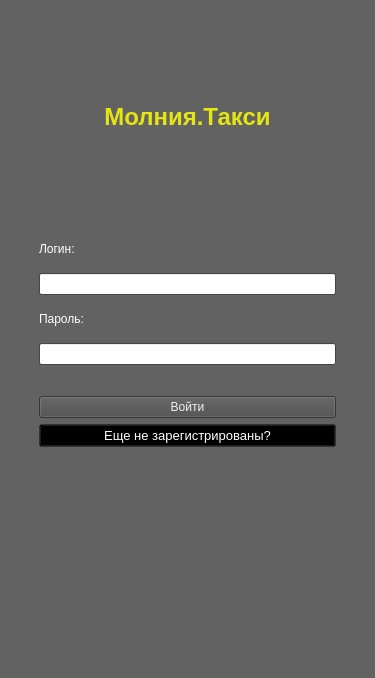
Qt form qt_ui/main.ui (plebey/maga_PI_kursovaya) before a commit.
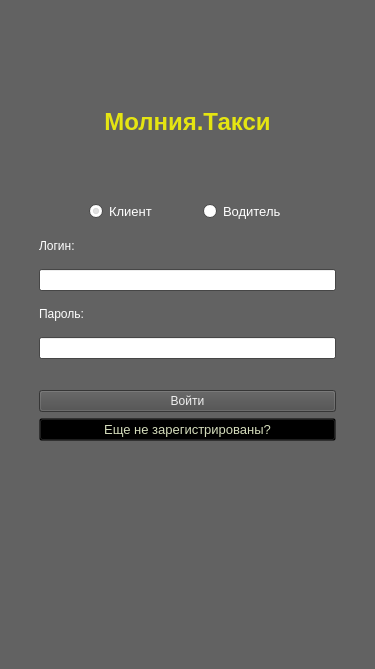
The same form after that commit.

Commit message: client without order start

The edit to the form file:
```diff
--- a/qt_ui/main.ui
+++ b/qt_ui/main.ui
@@ -7,7 +7,7 @@
     <x>0</x>
     <y>0</y>
     <width>375</width>
-    <height>678</height>
+    <height>669</height>
    </rect>
   </property>
   <property name="palette">
@@ -324,25 +324,219 @@
        </spacer>
       </item>
       <item>
-       <widget class="QLabel" name="label_4">
-        <property name="sizePolicy">
-         <sizepolicy hsizetype="Expanding" vsizetype="Preferred">
-          <horstretch>0</horstretch>
-          <verstretch>0</verstretch>
-         </sizepolicy>
-        </property>
-        <property name="font">
-         <font>
-          <pointsize>18</pointsize>
-         </font>
-        </property>
-        <property name="text">
-         <string>&lt;html&gt;&lt;head/&gt;&lt;body&gt;&lt;p align=&quot;center&quot;&gt;&lt;span style=&quot; font-weight:600; color:#e5e512;&quot;&gt;Молния.Такси&lt;/span&gt;&lt;/p&gt;&lt;/body&gt;&lt;/html&gt;</string>
-        </property>
-        <property name="alignment">
-         <set>Qt::AlignCenter</set>
-        </property>
-       </widget>
+       <layout class="QVBoxLayout" name="verticalLayout_4">
+        <item>
+         <spacer name="verticalSpacer_2">
+          <property name="orientation">
+           <enum>Qt::Vertical</enum>
+          </property>
+          <property name="sizeType">
+           <enum>QSizePolicy::Maximum</enum>
+          </property>
+          <property name="sizeHint" stdset="0">
+           <size>
+            <width>20</width>
+            <height>40</height>
+           </size>
+          </property>
+         </spacer>
+        </item>
+        <item>
+         <widget class="QLabel" name="label_4">
+          <property name="sizePolicy">
+           <sizepolicy hsizetype="Expanding" vsizetype="Preferred">
+            <horstretch>0</horstretch>
+            <verstretch>0</verstretch>
+           </sizepolicy>
+          </property>
+          <property name="font">
+           <font>
+            <pointsize>18</pointsize>
+           </font>
+          </property>
+          <property name="text">
+           <string>&lt;html&gt;&lt;head/&gt;&lt;body&gt;&lt;p align=&quot;center&quot;&gt;&lt;span style=&quot; font-weight:600; color:#e5e512;&quot;&gt;Молния.Такси&lt;/span&gt;&lt;/p&gt;&lt;/body&gt;&lt;/html&gt;</string>
+          </property>
+          <property name="alignment">
+           <set>Qt::AlignCenter</set>
+          </property>
+         </widget>
+        </item>
+        <item>
+         <layout class="QHBoxLayout" name="horizontalLayout_3">
+          <property name="sizeConstraint">
+           <enum>QLayout::SetDefaultConstraint</enum>
+          </property>
+          <item>
+           <widget class="QRadioButton" name="radioClient">
+            <property name="sizePolicy">
+             <sizepolicy hsizetype="Maximum" vsizetype="Fixed">
+              <horstretch>0</horstretch>
+              <verstretch>0</verstretch>
+             </sizepolicy>
+            </property>
+            <property name="palette">
+             <palette>
+              <active>
+               <colorrole role="WindowText">
+                <brush brushstyle="SolidPattern">
+                 <color alpha="255">
+                  <red>255</red>
+                  <green>255</green>
+                  <blue>255</blue>
+                 </color>
+                </brush>
+               </colorrole>
+               <colorrole role="Text">
+                <brush brushstyle="SolidPattern">
+                 <color alpha="255">
+                  <red>255</red>
+                  <green>255</green>
+                  <blue>255</blue>
+                 </color>
+                </brush>
+               </colorrole>
+               <colorrole role="PlaceholderText">
+                <brush brushstyle="SolidPattern">
+                 <color alpha="128">
+                  <red>255</red>
+                  <green>255</green>
+                  <blue>255</blue>
+                 </color>
+                </brush>
+               </colorrole>
+              </active>
+              <inactive>
+               <colorrole role="WindowText">
+                <brush brushstyle="SolidPattern">
+                 <color alpha="255">
+                  <red>255</red>
+                  <green>255</green>
+                  <blue>255</blue>
+                 </color>
+                </brush>
+               </colorrole>
+               <colorrole role="Text">
+                <brush brushstyle="SolidPattern">
+                 <color alpha="255">
+                  <red>255</red>
+                  <green>255</green>
+                  <blue>255</blue>
+                 </color>
+                </brush>
+               </colorrole>
+               <colorrole role="PlaceholderText">
+                <brush brushstyle="SolidPattern">
+                 <color alpha="128">
+                  <red>255</red>
+                  <green>255</green>
+                  <blue>255</blue>
+                 </color>
+                </brush>
+               </colorrole>
+              </inactive>
+              <disabled>
+               <colorrole role="WindowText">
+                <brush brushstyle="SolidPattern">
+                 <color alpha="255">
+                  <red>120</red>
+                  <green>120</green>
+                  <blue>120</blue>
+                 </color>
+                </brush>
+               </colorrole>
+               <colorrole role="Text">
+                <brush brushstyle="SolidPattern">
+                 <color alpha="255">
+                  <red>120</red>
+                  <green>120</green>
+                  <blue>120</blue>
+                 </color>
+                </brush>
+               </colorrole>
+               <colorrole role="PlaceholderText">
+                <brush brushstyle="SolidPattern">
+                 <color alpha="128">
+                  <red>0</red>
+                  <green>0</green>
+                  <blue>0</blue>
+                 </color>
+                </brush>
+               </colorrole>
+              </disabled>
+             </palette>
+            </property>
+            <property name="font">
+             <font>
+              <pointsize>10</pointsize>
+             </font>
+            </property>
+            <property name="text">
+             <string>Клиент</string>
+            </property>
+            <property name="checked">
+             <bool>true</bool>
+            </property>
+           </widget>
+          </item>
+          <item>
+           <widget class="QRadioButton" name="radioDriver">
+            <property name="sizePolicy">
+             <sizepolicy hsizetype="Maximum" vsizetype="Fixed">
+              <horstretch>0</horstretch>
+              <verstretch>0</verstretch>
+             </sizepolicy>
+            </property>
+            <property name="palette">
+             <palette>
+              <active>
+               <colorrole role="WindowText">
+                <brush brushstyle="SolidPattern">
+                 <color alpha="255">
+                  <red>255</red>
+                  <green>255</green>
+                  <blue>255</blue>
+                 </color>
+                </brush>
+               </colorrole>
+              </active>
+              <inactive>
+               <colorrole role="WindowText">
+                <brush brushstyle="SolidPattern">
+                 <color alpha="255">
+                  <red>255</red>
+                  <green>255</green>
+                  <blue>255</blue>
+                 </color>
+                </brush>
+               </colorrole>
+              </inactive>
+              <disabled>
+               <colorrole role="WindowText">
+                <brush brushstyle="SolidPattern">
+                 <color alpha="255">
+                  <red>120</red>
+                  <green>120</green>
+                  <blue>120</blue>
+                 </color>
+                </brush>
+               </colorrole>
+              </disabled>
+             </palette>
+            </property>
+            <property name="font">
+             <font>
+              <pointsize>10</pointsize>
+             </font>
+            </property>
+            <property name="text">
+             <string>Водитель</string>
+            </property>
+           </widget>
+          </item>
+         </layout>
+        </item>
+       </layout>
       </item>
       <item>
        <spacer name="horizontalSpacer_3">
@@ -407,7 +601,99 @@
          </widget>
         </item>
         <item>
-         <widget class="QLineEdit" name="lineEdit"/>
+         <widget class="QLineEdit" name="login_e">
+          <property name="palette">
+           <palette>
+            <active>
+             <colorrole role="WindowText">
+              <brush brushstyle="SolidPattern">
+               <color alpha="255">
+                <red>0</red>
+                <green>0</green>
+                <blue>0</blue>
+               </color>
+              </brush>
+             </colorrole>
+             <colorrole role="Text">
+              <brush brushstyle="SolidPattern">
+               <color alpha="255">
+                <red>0</red>
+                <green>0</green>
+                <blue>0</blue>
+               </color>
+              </brush>
+             </colorrole>
+             <colorrole role="PlaceholderText">
+              <brush brushstyle="NoBrush">
+               <color alpha="128">
+                <red>0</red>
+                <green>0</green>
+                <blue>0</blue>
+               </color>
+              </brush>
+             </colorrole>
+            </active>
+            <inactive>
+             <colorrole role="WindowText">
+              <brush brushstyle="SolidPattern">
+               <color alpha="255">
+                <red>0</red>
+                <green>0</green>
+                <blue>0</blue>
+               </color>
+              </brush>
+             </colorrole>
+             <colorrole role="Text">
+              <brush brushstyle="SolidPattern">
+               <color alpha="255">
+                <red>0</red>
+                <green>0</green>
+                <blue>0</blue>
+               </color>
+              </brush>
+             </colorrole>
+             <colorrole role="PlaceholderText">
+              <brush brushstyle="NoBrush">
+               <color alpha="128">
+                <red>0</red>
+                <green>0</green>
+                <blue>0</blue>
+               </color>
+              </brush>
+             </colorrole>
+            </inactive>
+            <disabled>
+             <colorrole role="WindowText">
+              <brush brushstyle="SolidPattern">
+               <color alpha="255">
+                <red>120</red>
+                <green>120</green>
+                <blue>120</blue>
+               </color>
+              </brush>
+             </colorrole>
+             <colorrole role="Text">
+              <brush brushstyle="SolidPattern">
+               <color alpha="255">
+                <red>120</red>
+                <green>120</green>
+                <blue>120</blue>
+               </color>
+              </brush>
+             </colorrole>
+             <colorrole role="PlaceholderText">
+              <brush brushstyle="NoBrush">
+               <color alpha="128">
+                <red>0</red>
+                <green>0</green>
+                <blue>0</blue>
+               </color>
+              </brush>
+             </colorrole>
+            </disabled>
+           </palette>
+          </property>
+         </widget>
         </item>
         <item>
          <widget class="QLabel" name="label_2">
@@ -428,7 +714,129 @@
          </widget>
         </item>
         <item>
-         <widget class="QLineEdit" name="lineEdit_2"/>
+         <widget class="QLineEdit" name="pswd_e">
+          <property name="palette">
+           <palette>
+            <active>
+             <colorrole role="WindowText">
+              <brush brushstyle="SolidPattern">
+               <color alpha="255">
+                <red>0</red>
+                <green>0</green>
+                <blue>0</blue>
+               </color>
+              </brush>
+             </colorrole>
+             <colorrole role="Text">
+              <brush brushstyle="SolidPattern">
+               <color alpha="255">
+                <red>0</red>
+                <green>0</green>
+                <blue>0</blue>
+               </color>
+              </brush>
+             </colorrole>
+             <colorrole role="BrightText">
+              <brush brushstyle="SolidPattern">
+               <color alpha="255">
+                <red>0</red>
+                <green>0</green>
+                <blue>0</blue>
+               </color>
+              </brush>
+             </colorrole>
+             <colorrole role="PlaceholderText">
+              <brush brushstyle="NoBrush">
+               <color alpha="128">
+                <red>0</red>
+                <green>0</green>
+                <blue>0</blue>
+               </color>
+              </brush>
+             </colorrole>
+            </active>
+            <inactive>
+             <colorrole role="WindowText">
+              <brush brushstyle="SolidPattern">
+               <color alpha="255">
+                <red>0</red>
+                <green>0</green>
+                <blue>0</blue>
+               </color>
+              </brush>
+             </colorrole>
+             <colorrole role="Text">
+              <brush brushstyle="SolidPattern">
+               <color alpha="255">
+                <red>0</red>
+                <green>0</green>
+                <blue>0</blue>
+               </color>
+              </brush>
+             </colorrole>
+             <colorrole role="BrightText">
+              <brush brushstyle="SolidPattern">
+               <color alpha="255">
+                <red>0</red>
+                <green>0</green>
+                <blue>0</blue>
+               </color>
+              </brush>
+             </colorrole>
+             <colorrole role="PlaceholderText">
+              <brush brushstyle="NoBrush">
+               <color alpha="128">
+                <red>0</red>
+                <green>0</green>
+                <blue>0</blue>
+               </color>
+              </brush>
+             </colorrole>
+            </inactive>
+            <disabled>
+             <colorrole role="WindowText">
+              <brush brushstyle="SolidPattern">
+               <color alpha="255">
+                <red>120</red>
+                <green>120</green>
+                <blue>120</blue>
+               </color>
+              </brush>
+             </colorrole>
+             <colorrole role="Text">
+              <brush brushstyle="SolidPattern">
+               <color alpha="255">
+                <red>120</red>
+                <green>120</green>
+                <blue>120</blue>
+               </color>
+              </brush>
+             </colorrole>
+             <colorrole role="BrightText">
+              <brush brushstyle="SolidPattern">
+               <color alpha="255">
+                <red>0</red>
+                <green>0</green>
+                <blue>0</blue>
+               </color>
+              </brush>
+             </colorrole>
+             <colorrole role="PlaceholderText">
+              <brush brushstyle="NoBrush">
+               <color alpha="128">
+                <red>0</red>
+                <green>0</green>
+                <blue>0</blue>
+               </color>
+              </brush>
+             </colorrole>
+            </disabled>
+           </palette>
+          </property>
+          <property name="text">
+           <string/>
+          </property>
+         </widget>
         </item>
         <item>
          <spacer name="verticalSpacer">
@@ -878,9 +1286,9 @@
              <colorrole role="ButtonText">
               <brush brushstyle="SolidPattern">
                <color alpha="255">
-                <red>255</red>
-                <green>255</green>
-                <blue>255</blue>
+                <red>212</red>
+                <green>220</green>
+                <blue>187</blue>
                </color>
               </brush>
              </colorrole>
@@ -916,9 +1324,9 @@
              <colorrole role="ButtonText">
               <brush brushstyle="SolidPattern">
                <color alpha="255">
-                <red>255</red>
-                <green>255</green>
-                <blue>255</blue>
+                <red>212</red>
+                <green>220</green>
+                <blue>187</blue>
                </color>
               </brush>
              </colorrole>
```
The commit also changes 40 other files.
